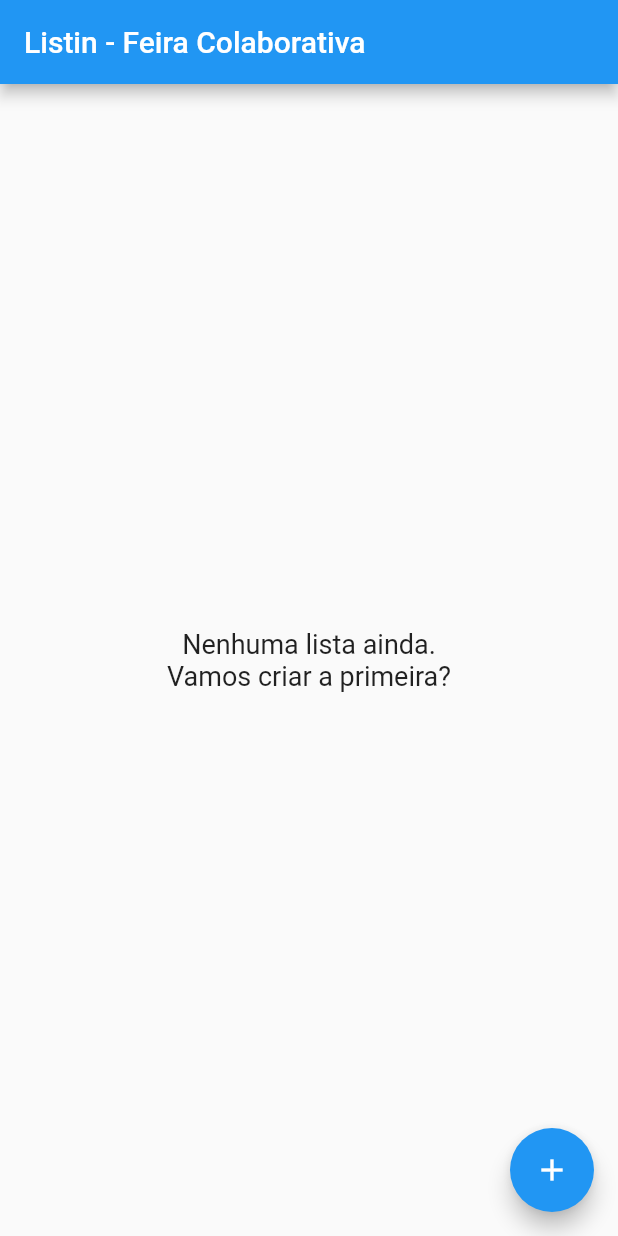
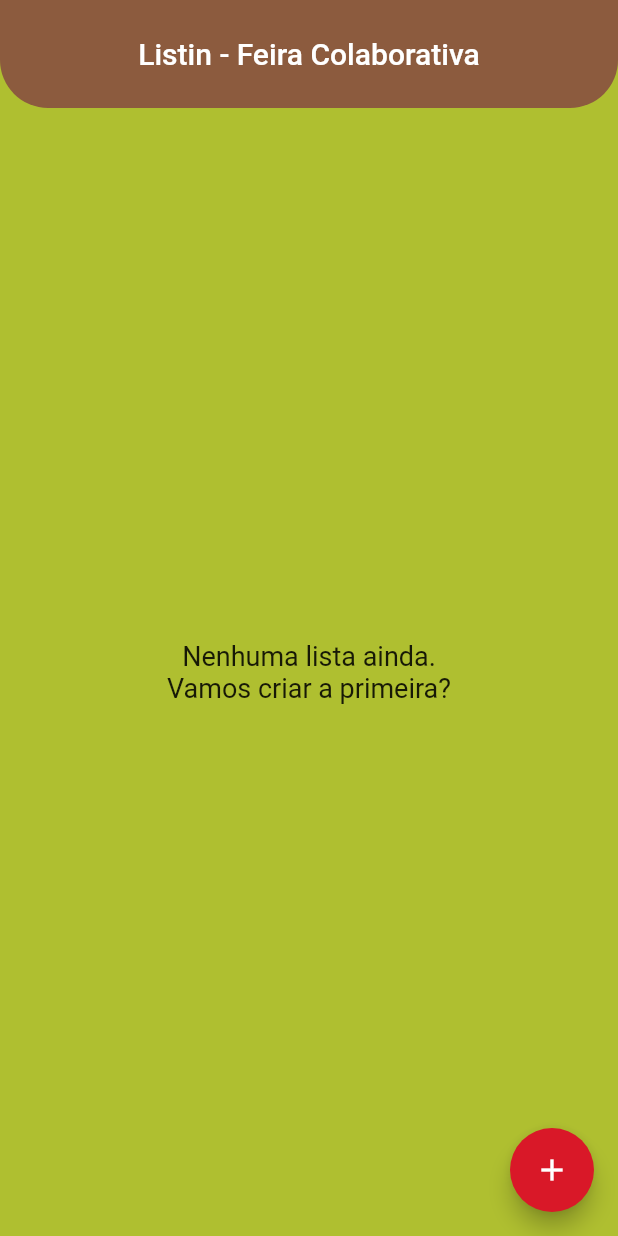
Before and after one commit to gfgomes/flutter_firebase_firestore_first_listin, a Flutter app: the screen it shows after launch, on a phone screen of 412 x 824 dp. Run offline on Flutter 3.47's test engine with Material 3 defaults, Android fonts, the phone set to English and light mode, and no system bars; our stand-ins replace cloud_firestore, firebase_core; accounts and stored records are empty; generated files the repository leaves out were written again.

Commit message:
Finaliozando o projeto com melhorias visuais

```diff
--- /dev/null
+++ b/lib/_core/my_colors.dart
@@ -0,0 +1,122 @@
+import 'package:flutter/material.dart';
+
+class MyColors {
+  static const MaterialColor red = MaterialColor(_redPrimaryValue, <int, Color>{
+    50: Color(0xFFFAE3E5),
+    100: Color(0xFFF4BABF),
+    200: Color(0xFFEC8C94),
+    300: Color(0xFFE45D69),
+    400: Color(0xFFDF3B48),
+    500: Color(_redPrimaryValue),
+    600: Color(0xFFD51524),
+    700: Color(0xFFCF111E),
+    800: Color(0xFFCA0E18),
+    900: Color(0xFFC0080F),
+  });
+  static const int _redPrimaryValue = 0xFFD91828;
+
+  static const MaterialColor redAccent =
+      MaterialColor(_redAccentValue, <int, Color>{
+    100: Color(0xFFFFEBEB),
+    200: Color(_redAccentValue),
+    400: Color(0xFFFF8587),
+    700: Color(0xFFFF6B6E),
+  });
+  static const int _redAccentValue = 0xFFFFB8B9;
+
+  static const MaterialColor blue =
+      MaterialColor(_bluePrimaryValue, <int, Color>{
+    50: Color(0xFFE8EDF4),
+    100: Color(0xFFC5D2E4),
+    200: Color(0xFF9EB5D3),
+    300: Color(0xFF7797C1),
+    400: Color(0xFF5980B3),
+    500: Color(_bluePrimaryValue),
+    600: Color(0xFF36629E),
+    700: Color(0xFF2E5795),
+    800: Color(0xFF274D8B),
+    900: Color(0xFF1A3C7B),
+  });
+  static const int _bluePrimaryValue = 0xFF3C6AA6;
+
+  static const MaterialColor blueAccent =
+      MaterialColor(_blueAccentValue, <int, Color>{
+    100: Color(0xFFB4CCFF),
+    200: Color(_blueAccentValue),
+    400: Color(0xFF4E87FF),
+    700: Color(0xFF3575FF),
+  });
+  static const int _blueAccentValue = 0xFF81A9FF;
+
+  static const MaterialColor green =
+      MaterialColor(_greenPrimaryValue, <int, Color>{
+    50: Color(0xFFF5F7E6),
+    100: Color(0xFFE7ECC1),
+    200: Color(0xFFD7DF98),
+    300: Color(0xFFC7D26E),
+    400: Color(0xFFBBC94F),
+    500: Color(_greenPrimaryValue),
+    600: Color(0xFFA8B92B),
+    700: Color(0xFF9FB124),
+    800: Color(0xFF96A91E),
+    900: Color(0xFF869B13),
+  });
+  static const int _greenPrimaryValue = 0xFFAFBF30;
+
+  static const MaterialColor greenAccent =
+      MaterialColor(_greenAccentValue, <int, Color>{
+    100: Color(0xFFF7FFCE),
+    200: Color(_greenAccentValue),
+    400: Color(0xFFE5FF68),
+    700: Color(0xFFE1FF4E),
+  });
+  static const int _greenAccentValue = 0xFFEEFF9B;
+
+  static const MaterialColor greenlight =
+      MaterialColor(_greenlightPrimaryValue, <int, Color>{
+    50: Color(0xFFF9FAEF),
+    100: Color(0xFFF0F4D6),
+    200: Color(0xFFE6ECBB),
+    300: Color(0xFFDCE4A0),
+    400: Color(0xFFD5DF8B),
+    500: Color(_greenlightPrimaryValue),
+    600: Color(0xFFC8D56F),
+    700: Color(0xFFC1CF64),
+    800: Color(0xFFBACA5A),
+    900: Color(0xFFAEC047),
+  });
+  static const int _greenlightPrimaryValue = 0xFFCDD977;
+
+  static const MaterialColor greenlightAccent =
+      MaterialColor(_greenlightAccentValue, <int, Color>{
+    100: Color(0xFFFFFFFF),
+    200: Color(_greenlightAccentValue),
+    400: Color(0xFFF3FFB2),
+    700: Color(0xFFEFFF98),
+  });
+  static const int _greenlightAccentValue = 0xFFFBFFE5;
+
+  static const MaterialColor brown =
+      MaterialColor(_brownPrimaryValue, <int, Color>{
+    50: Color(0xFFF1EBE8),
+    100: Color(0xFFDDCEC5),
+    200: Color(0xFFC6AD9F),
+    300: Color(0xFFAF8C78),
+    400: Color(0xFF9D745B),
+    500: Color(_brownPrimaryValue),
+    600: Color(0xFF845338),
+    700: Color(0xFF794930),
+    800: Color(0xFF6F4028),
+    900: Color(0xFF5C2F1B),
+  });
+  static const int _brownPrimaryValue = 0xFF8C5B3E;
+
+  static const MaterialColor brownAccent =
+      MaterialColor(_brownAccentValue, <int, Color>{
+    100: Color(0xFFFFB69A),
+    200: Color(_brownAccentValue),
+    400: Color(0xFFFF6C34),
+    700: Color(0xFFFF5A1A),
+  });
+  static const int _brownAccentValue = 0xFFFF9167;
+}
--- a/lib/firestore/presentation/home_screen.dart
+++ b/lib/firestore/presentation/home_screen.dart
@@ -88,7 +88,7 @@ class _HomeScreenState extends State<HomeScreen> {
                         },
                         leading: const Icon(Icons.list_alt_rounded),
                         title: Text(model.name),
-                        subtitle: Text(model.id),
+                        //subtitle: Text(model.id),
                       ),
                     );
                   },
--- a/lib/main.dart
+++ b/lib/main.dart
@@ -1,5 +1,6 @@
 import 'package:flutter/material.dart';
 import 'package:firebase_core/firebase_core.dart';
+import 'package:flutter_firebase_firestore_first/_core/my_colors.dart';
 import 'package:flutter_firebase_firestore_first/firestore/presentation/home_screen.dart';
 import 'firebase_options.dart';
 
@@ -26,10 +27,28 @@ class MyApp extends StatelessWidget {
   @override
   Widget build(BuildContext context) {
     return MaterialApp(
-      title: 'Flutter Demo',
+      title: 'Listin lista colaborativa',
+      debugShowCheckedModeBanner: false,
       theme: ThemeData(
         useMaterial3: false,
-        primarySwatch: Colors.blue,
+        primarySwatch: MyColors.brown,
+        scaffoldBackgroundColor: MyColors.green,
+        floatingActionButtonTheme: const FloatingActionButtonThemeData(
+          backgroundColor: MyColors.red,
+        ),
+        listTileTheme: const ListTileThemeData(
+          iconColor: MyColors.blue,
+        ),
+        appBarTheme: const AppBarTheme(
+          toolbarHeight: 72,
+          centerTitle: true,
+          elevation: 0,
+          shape: RoundedRectangleBorder(
+            borderRadius: BorderRadius.vertical(
+              bottom: Radius.circular(32),
+            ),
+          ),
+        ),
       ),
       home: const HomeScreen(),
     );
```
